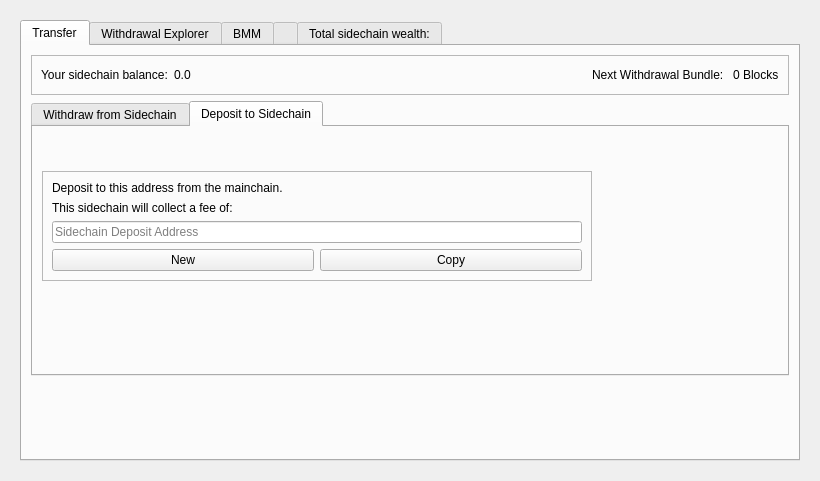
Qt form src/qt/forms/sidechainpage.ui (skydogenet/sidechains) before a commit.
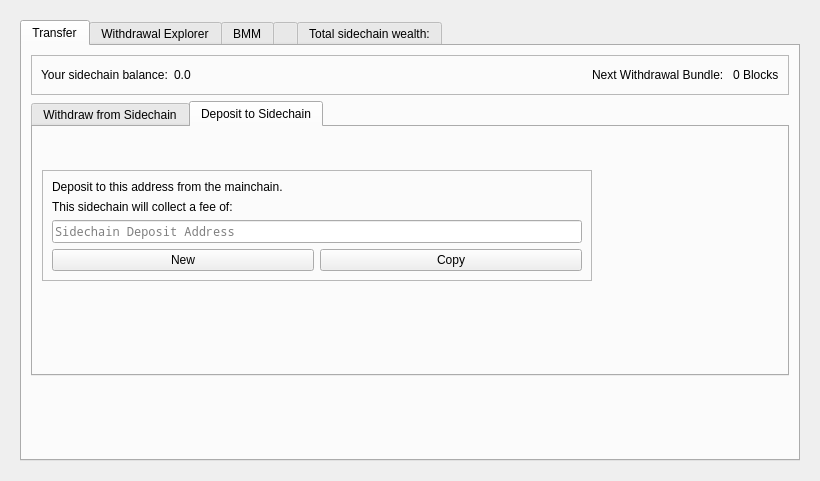
The same form after that commit. The open tabs and pages were chosen to show the change. Icons and pictures are not drawn. Custom widgets are drawn as their Qt base class.

Commit message: Update deposit address font

```diff
--- a/src/qt/forms/sidechainpage.ui
+++ b/src/qt/forms/sidechainpage.ui
@@ -447,6 +447,11 @@
                       <verstretch>0</verstretch>
                      </sizepolicy>
                     </property>
+                    <property name="font">
+                     <font>
+                      <family>Noto Mono</family>
+                     </font>
+                    </property>
                     <property name="placeholderText">
                      <string>Sidechain Deposit Address</string>
                     </property>
```
